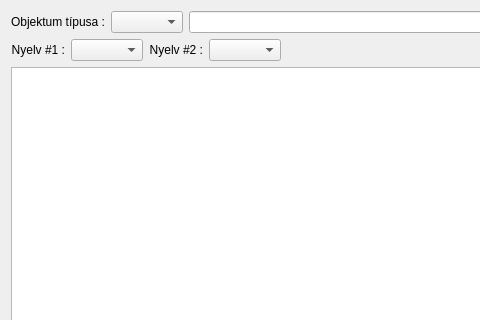
The window that lv2g/translator.ui (csikfer/lanview2) describes before a commit, drawn with Qt 5; both pictures show x 0 to 480 and y 0 to 320 of the 1356 by 752 pixel window.
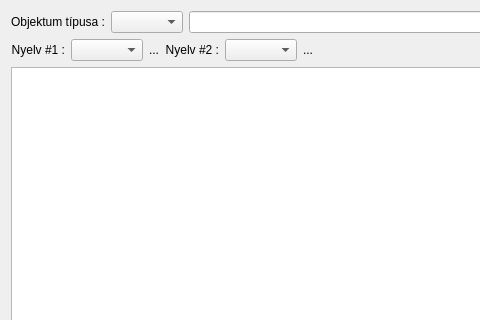
The same window after the commit. Icons and pictures are not drawn.

Commit message: Translator 0. verzió kész, még tesztelni kell..

Diff of the .ui file:
```diff
--- a/lv2g/translator.ui
+++ b/lv2g/translator.ui
@@ -51,6 +51,13 @@
        <item>
         <widget class="QComboBox" name="comboBoxLang1"/>
        </item>
+       <item>
+        <widget class="QLabel" name="labelFlag1">
+         <property name="text">
+          <string>...</string>
+         </property>
+        </widget>
+       </item>
        <item>
         <widget class="QLabel" name="labelLang2">
          <property name="text">
@@ -64,6 +71,13 @@
        <item>
         <widget class="QComboBox" name="comboBoxLang2"/>
        </item>
+       <item>
+        <widget class="QLabel" name="labelFlag2">
+         <property name="text">
+          <string>...</string>
+         </property>
+        </widget>
+       </item>
       </layout>
      </item>
      <item>
```
The commit also changes 17 other files.
